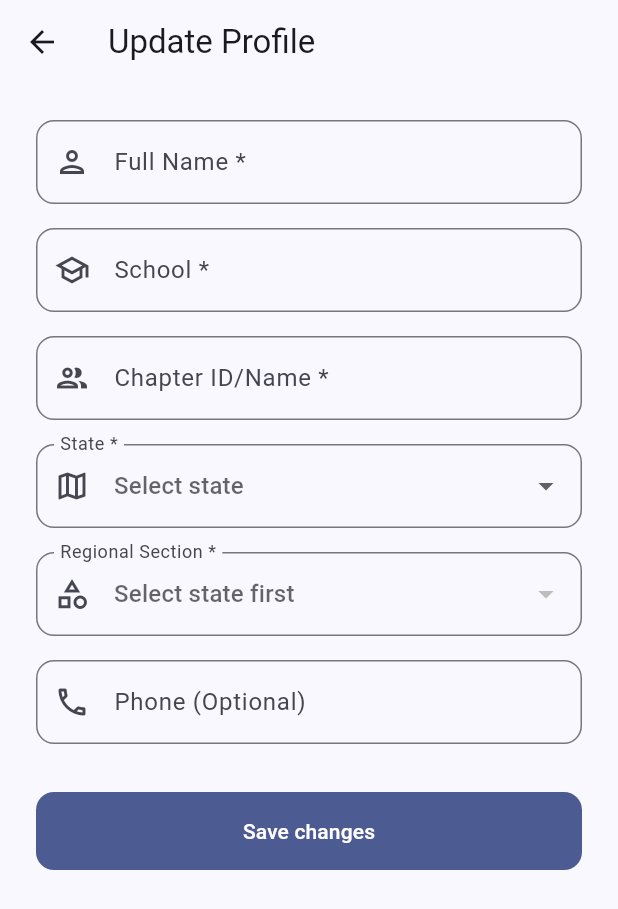
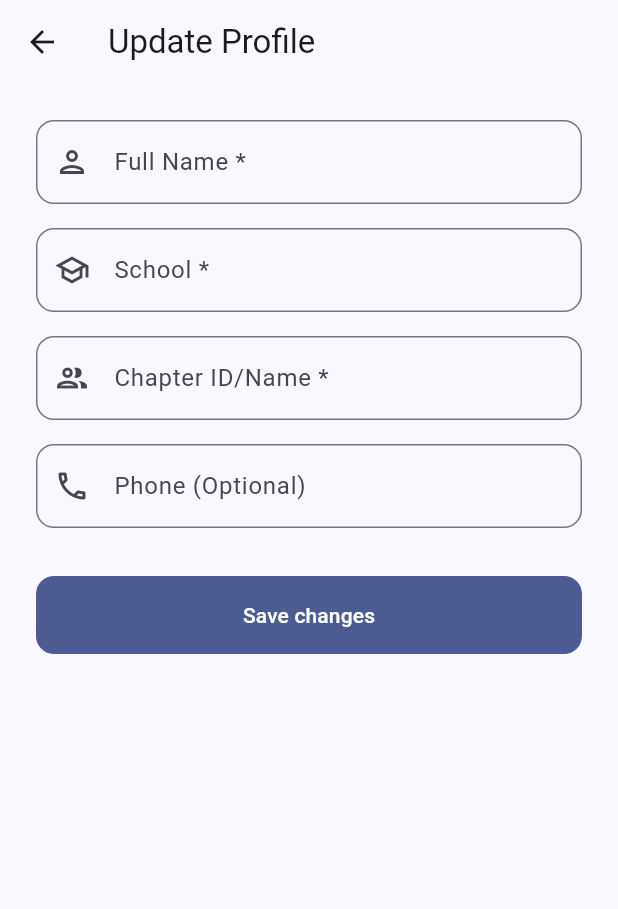
Before and after one commit to imhayflo/fbla-app, a Flutter app: the UpdateProfileScreen screen opened directly with empty values, on a phone screen of 412 x 824 dp. Shown: the top 909 px of the screen. Run offline on Flutter 3.47's test engine with Material 3 defaults, Android fonts, the phone set to English and light mode, and no system bars; our stand-ins replace cloud_firestore, firebase_auth, firebase_core, share_plus, table_calendar; accounts and stored records are empty; network calls fail.

Commit message:
final changes, app should be good, logo is fine

```diff
--- a/lib/screens/profile_screen.dart
+++ b/lib/screens/profile_screen.dart
@@ -252,25 +252,6 @@ class _ProfileScreenState extends State<ProfileScreen> {
                         title: 'Chapter',
                         value: member.chapter,
                       ),
-                      if (member.state.isNotEmpty) ...[
-                        const SizedBox(height: 12),
-                        _InfoCard(
-                          icon: Icons.map,
-                          title: 'State',
-                          value: member.state,
-                        ),
-                      ],
-                      if (member.section.isNotEmpty) ...[
-                        const SizedBox(height: 12),
-                        _InfoCard(
-                          icon: Icons.category,
-                          title: 'Section',
-                          value: member.section
-                              .split('_')
-                              .map((e) => e.isNotEmpty ? '${e[0].toUpperCase()}${e.substring(1).toLowerCase()}' : '')
-                              .join(' '),
-                        ),
-                      ],
                       const SizedBox(height: 12),
                       _InfoCard(
                         icon: Icons.email,
--- a/lib/screens/update_profile_screen.dart
+++ b/lib/screens/update_profile_screen.dart
@@ -1,9 +1,7 @@
 import 'package:flutter/material.dart';
 import '../models/member.dart';
-import '../models/fbla_section.dart';
 import '../services/database_service.dart';
 import '../utils/validators.dart';
-import '../utils/constants.dart';
 
 class UpdateProfileScreen extends StatefulWidget {
   final Member member;
@@ -22,10 +20,6 @@ class _UpdateProfileScreenState extends State<UpdateProfileScreen> {
   final _phoneController = TextEditingController();
   final DatabaseService _dbService = DatabaseService();
 
-  String? _selectedStateCode;
-  FblaSection? _selectedSection;
-  List<FblaSection> _sections = [];
-  bool _sectionsLoading = false;
   bool _saving = false;
   String? _error;
 
@@ -36,8 +30,6 @@ class _UpdateProfileScreenState extends State<UpdateProfileScreen> {
     _schoolController.text = widget.member.school;
     _chapterController.text = widget.member.chapter;
     _phoneController.text = widget.member.phone;
-    _selectedStateCode = widget.member.state.isNotEmpty ? widget.member.state : null;
-    if (_selectedStateCode != null) _loadSectionsForState(_selectedStateCode);
   }
 
   @override
@@ -49,52 +41,8 @@ class _UpdateProfileScreenState extends State<UpdateProfileScreen> {
     super.dispose();
   }
 
-  Future<void> _loadSectionsForState(String? stateCode) async {
-    if (stateCode == null || stateCode.isEmpty) {
-      setState(() {
-        _sections = [];
-        _selectedSection = null;
-        _sectionsLoading = false;
-      });
-      return;
-    }
-    setState(() {
-      _sectionsLoading = true;
-      _selectedSection = null;
-    });
-    final list = await _dbService.getFblaSectionsForState(stateCode);
-    FblaSection? preserve;
-    if (widget.member.section.isNotEmpty) {
-      for (final s in list) {
-        if (s.id == widget.member.section) {
-          preserve = s;
-          break;
-        }
-      }
-    }
-    if (mounted) {
-      setState(() {
-        _sections = list;
-        _selectedSection = preserve ?? (list.isNotEmpty ? list.first : null);
-        _sectionsLoading = false;
-      });
-    }
-  }
-
   Future<void> _save() async {
     if (!_formKey.currentState!.validate()) return;
-    if (_selectedStateCode == null || _selectedStateCode!.isEmpty) {
-      ScaffoldMessenger.of(context).showSnackBar(
-        const SnackBar(content: Text('Please select your state')),
-      );
-      return;
-    }
-    if (_selectedSection == null) {
-      ScaffoldMessenger.of(context).showSnackBar(
-        const SnackBar(content: Text('Please select your section')),
-      );
-      return;
-    }
     setState(() {
       _saving = true;
       _error = null;
@@ -104,8 +52,6 @@ class _UpdateProfileScreenState extends State<UpdateProfileScreen> {
         'name': _nameController.text.trim(),
         'school': _schoolController.text.trim(),
         'chapter': _chapterController.text.trim(),
-        'state': _selectedStateCode,
-        'section': _selectedSection!.id,
         'phone': _phoneController.text.trim(),
       });
       if (mounted) {
@@ -194,62 +140,6 @@ class _UpdateProfileScreenState extends State<UpdateProfileScreen> {
                 validator: (v) => validateRequired(v, 'your chapter'),
               ),
               const SizedBox(height: 16),
-              DropdownButtonFormField<String>(
-                value: _selectedStateCode,
-                decoration: InputDecoration(
-                  labelText: 'State *',
-                  prefixIcon: const Icon(Icons.map_outlined),
-                  border: OutlineInputBorder(borderRadius: BorderRadius.circular(12)),
-                ),
-                hint: const Text('Select state'),
-                items: kUsStates
-                    .map((s) => DropdownMenuItem<String>(
-                          value: s['code'],
-                          child: Text(s['name']!),
-                        ))
-                    .toList(),
-                onChanged: (value) {
-                  setState(() => _selectedStateCode = value);
-                  _loadSectionsForState(value);
-                },
-                validator: (v) =>
-                    v == null || v.isEmpty ? 'Please select your state' : null,
-              ),
-              const SizedBox(height: 16),
-              DropdownButtonFormField<FblaSection>(
-                value: _selectedSection,
-                decoration: InputDecoration(
-                  labelText: 'Regional Section *',
-                  prefixIcon: _sectionsLoading
-                      ? const SizedBox(
-                          width: 24,
-                          height: 24,
-                          child: Padding(
-                            padding: EdgeInsets.all(2),
-                            child: CircularProgressIndicator(strokeWidth: 2),
-                          ),
-                        )
-                      : const Icon(Icons.category_outlined),
-                  border: OutlineInputBorder(borderRadius: BorderRadius.circular(12)),
-                ),
-                hint: Text(_selectedStateCode == null
-                    ? 'Select state first'
-                    : _sectionsLoading
-                        ? 'Loading...'
-                        : 'Select section'),
-                items: _sections
-                    .map((s) => DropdownMenuItem<FblaSection>(
-                          value: s,
-                          child: Text(s.name),
-                        ))
-                    .toList(),
-                onChanged: (_selectedStateCode == null || _sectionsLoading)
-                    ? null
-                    : (value) => setState(() => _selectedSection = value),
-                validator: (v) =>
-                    v == null ? 'Please select your section' : null,
-              ),
-              const SizedBox(height: 16),
               TextFormField(
                 controller: _phoneController,
                 keyboardType: TextInputType.phone,
```
